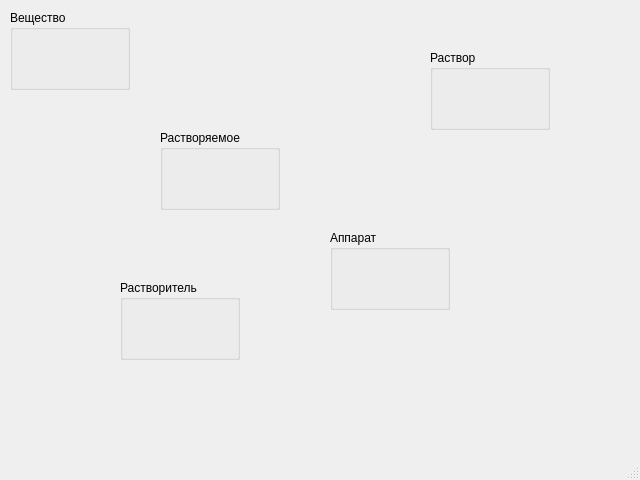
Before: the Qt Designer form gui.ui in b0g3r/os_prog, drawn with Qt 5.
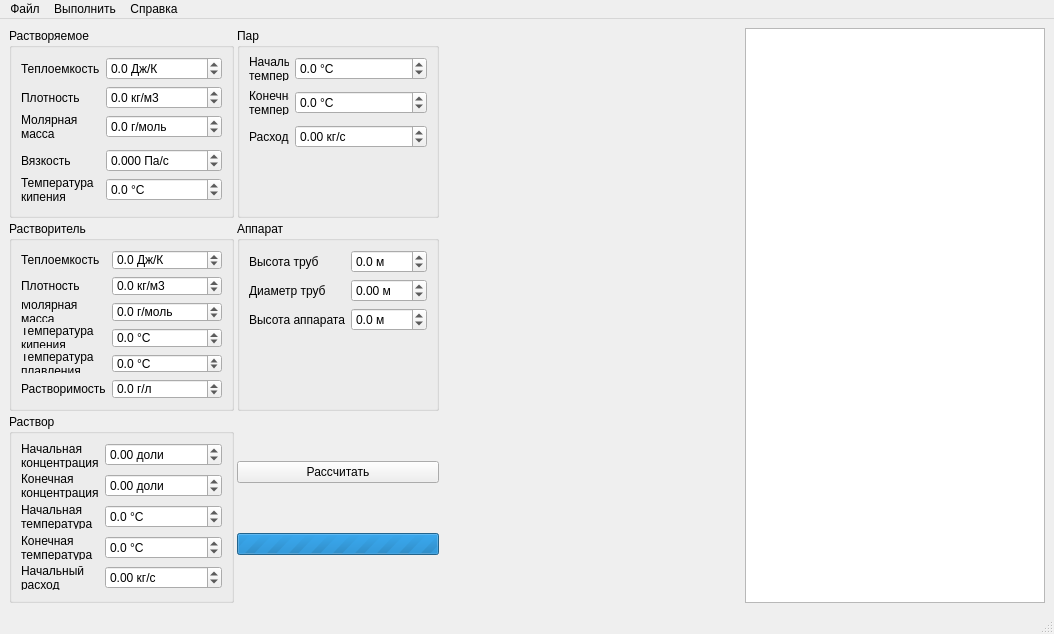
After: the same form once the commit is applied.

```diff
--- a/gui.ui
+++ b/gui.ui
@@ -6,89 +6,738 @@
    <rect>
     <x>0</x>
     <y>0</y>
-    <width>640</width>
-    <height>480</height>
+    <width>1047</width>
+    <height>595</height>
    </rect>
   </property>
   <property name="windowTitle">
    <string>MainWindow</string>
   </property>
   <widget class="QWidget" name="centralwidget">
-   <widget class="QGroupBox" name="groupBox">
-    <property name="geometry">
-     <rect>
-      <x>10</x>
-      <y>10</y>
-      <width>120</width>
-      <height>80</height>
-     </rect>
+   <layout class="QHBoxLayout" name="horizontalLayout" stretch="2,2,2">
+    <property name="spacing">
+     <number>3</number>
     </property>
-    <property name="title">
-     <string>Вещество</string>
-    </property>
-   </widget>
-   <widget class="QGroupBox" name="groupBox_2">
-    <property name="geometry">
-     <rect>
-      <x>160</x>
-      <y>130</y>
-      <width>120</width>
-      <height>80</height>
-     </rect>
-    </property>
-    <property name="title">
-     <string>Растворяемое</string>
-    </property>
-   </widget>
-   <widget class="QGroupBox" name="groupBox_3">
-    <property name="geometry">
-     <rect>
-      <x>120</x>
-      <y>280</y>
-      <width>120</width>
-      <height>80</height>
-     </rect>
-    </property>
-    <property name="title">
-     <string>Растворитель</string>
-    </property>
-   </widget>
-   <widget class="QGroupBox" name="groupBox_4">
-    <property name="geometry">
-     <rect>
-      <x>430</x>
-      <y>50</y>
-      <width>120</width>
-      <height>80</height>
-     </rect>
-    </property>
-    <property name="title">
-     <string>Раствор</string>
-    </property>
-   </widget>
-   <widget class="QGroupBox" name="groupBox_5">
-    <property name="geometry">
-     <rect>
-      <x>330</x>
-      <y>230</y>
-      <width>120</width>
-      <height>80</height>
-     </rect>
-    </property>
-    <property name="title">
-     <string>Аппарат</string>
-    </property>
-   </widget>
+    <item>
+     <layout class="QGridLayout" name="gridLayout">
+      <item row="1" column="0">
+       <widget class="QGroupBox" name="groupBox_solute">
+        <property name="title">
+         <string>Растворитель</string>
+        </property>
+        <layout class="QFormLayout" name="formLayout_2">
+         <item row="0" column="0">
+          <widget class="QLabel" name="label_6">
+           <property name="text">
+            <string>Теплоемкость</string>
+           </property>
+           <property name="wordWrap">
+            <bool>true</bool>
+           </property>
+          </widget>
+         </item>
+         <item row="0" column="1">
+          <widget class="QDoubleSpinBox" name="dsb_solute_capacity">
+           <property name="suffix">
+            <string> Дж/К</string>
+           </property>
+           <property name="decimals">
+            <number>1</number>
+           </property>
+           <property name="minimum">
+            <double>-1000.000000000000000</double>
+           </property>
+           <property name="maximum">
+            <double>10000.000000000000000</double>
+           </property>
+          </widget>
+         </item>
+         <item row="1" column="0">
+          <widget class="QLabel" name="label_7">
+           <property name="text">
+            <string>Плотность</string>
+           </property>
+           <property name="wordWrap">
+            <bool>true</bool>
+           </property>
+          </widget>
+         </item>
+         <item row="1" column="1">
+          <widget class="QDoubleSpinBox" name="dsb_solute_density">
+           <property name="suffix">
+            <string> кг/м3</string>
+           </property>
+           <property name="decimals">
+            <number>1</number>
+           </property>
+           <property name="minimum">
+            <double>-1000.000000000000000</double>
+           </property>
+           <property name="maximum">
+            <double>10000.000000000000000</double>
+           </property>
+          </widget>
+         </item>
+         <item row="2" column="0">
+          <widget class="QLabel" name="label_8">
+           <property name="text">
+            <string>Молярная масса</string>
+           </property>
+           <property name="wordWrap">
+            <bool>true</bool>
+           </property>
+          </widget>
+         </item>
+         <item row="2" column="1">
+          <widget class="QDoubleSpinBox" name="dsb_solute_molar_mass">
+           <property name="suffix">
+            <string> г/моль</string>
+           </property>
+           <property name="decimals">
+            <number>1</number>
+           </property>
+           <property name="minimum">
+            <double>-1000.000000000000000</double>
+           </property>
+           <property name="maximum">
+            <double>10000.000000000000000</double>
+           </property>
+           <property name="singleStep">
+            <double>0.100000000000000</double>
+           </property>
+          </widget>
+         </item>
+         <item row="3" column="0">
+          <widget class="QLabel" name="label_10">
+           <property name="text">
+            <string>Температура кипения</string>
+           </property>
+           <property name="wordWrap">
+            <bool>true</bool>
+           </property>
+          </widget>
+         </item>
+         <item row="3" column="1">
+          <widget class="QDoubleSpinBox" name="dsb_solute_boil_temp">
+           <property name="suffix">
+            <string> °C</string>
+           </property>
+           <property name="decimals">
+            <number>1</number>
+           </property>
+           <property name="minimum">
+            <double>-1000.000000000000000</double>
+           </property>
+           <property name="maximum">
+            <double>10000.000000000000000</double>
+           </property>
+          </widget>
+         </item>
+         <item row="4" column="0">
+          <widget class="QLabel" name="label_11">
+           <property name="text">
+            <string>Температура плавления</string>
+           </property>
+           <property name="wordWrap">
+            <bool>true</bool>
+           </property>
+          </widget>
+         </item>
+         <item row="4" column="1">
+          <widget class="QDoubleSpinBox" name="dsb_solute_melting_temp">
+           <property name="suffix">
+            <string> °C</string>
+           </property>
+           <property name="decimals">
+            <number>1</number>
+           </property>
+           <property name="minimum">
+            <double>-1000.000000000000000</double>
+           </property>
+           <property name="maximum">
+            <double>10000.000000000000000</double>
+           </property>
+          </widget>
+         </item>
+         <item row="5" column="0">
+          <widget class="QLabel" name="label_9">
+           <property name="text">
+            <string>Растворимость</string>
+           </property>
+           <property name="wordWrap">
+            <bool>true</bool>
+           </property>
+          </widget>
+         </item>
+         <item row="5" column="1">
+          <widget class="QDoubleSpinBox" name="dsb_solute_solubility">
+           <property name="suffix">
+            <string> г/л</string>
+           </property>
+           <property name="decimals">
+            <number>1</number>
+           </property>
+           <property name="minimum">
+            <double>-1000.000000000000000</double>
+           </property>
+           <property name="maximum">
+            <double>10000.000000000000000</double>
+           </property>
+          </widget>
+         </item>
+        </layout>
+       </widget>
+      </item>
+      <item row="0" column="0">
+       <widget class="QGroupBox" name="groupBox_solvent">
+        <property name="title">
+         <string>Растворяемое</string>
+        </property>
+        <layout class="QFormLayout" name="formLayout">
+         <item row="0" column="0">
+          <widget class="QLabel" name="label">
+           <property name="text">
+            <string>Теплоемкость</string>
+           </property>
+           <property name="wordWrap">
+            <bool>true</bool>
+           </property>
+          </widget>
+         </item>
+         <item row="0" column="1">
+          <widget class="QDoubleSpinBox" name="dsb_solvent_capacity">
+           <property name="suffix">
+            <string> Дж/К</string>
+           </property>
+           <property name="decimals">
+            <number>1</number>
+           </property>
+           <property name="minimum">
+            <double>-1000.000000000000000</double>
+           </property>
+           <property name="maximum">
+            <double>10000.000000000000000</double>
+           </property>
+          </widget>
+         </item>
+         <item row="1" column="0">
+          <widget class="QLabel" name="label_2">
+           <property name="text">
+            <string>Плотность</string>
+           </property>
+           <property name="wordWrap">
+            <bool>true</bool>
+           </property>
+          </widget>
+         </item>
+         <item row="1" column="1">
+          <widget class="QDoubleSpinBox" name="dsb_solvent_density">
+           <property name="suffix">
+            <string> кг/м3</string>
+           </property>
+           <property name="decimals">
+            <number>1</number>
+           </property>
+           <property name="minimum">
+            <double>-1000.000000000000000</double>
+           </property>
+           <property name="maximum">
+            <double>10000.000000000000000</double>
+           </property>
+          </widget>
+         </item>
+         <item row="2" column="0">
+          <widget class="QLabel" name="label_3">
+           <property name="text">
+            <string>Молярная масса</string>
+           </property>
+           <property name="wordWrap">
+            <bool>true</bool>
+           </property>
+          </widget>
+         </item>
+         <item row="2" column="1">
+          <widget class="QDoubleSpinBox" name="dsb_solvent_molar_mass">
+           <property name="suffix">
+            <string> г/моль</string>
+           </property>
+           <property name="decimals">
+            <number>1</number>
+           </property>
+           <property name="minimum">
+            <double>-1000.000000000000000</double>
+           </property>
+           <property name="maximum">
+            <double>10000.000000000000000</double>
+           </property>
+          </widget>
+         </item>
+         <item row="3" column="0">
+          <widget class="QLabel" name="label_5">
+           <property name="text">
+            <string>Вязкость</string>
+           </property>
+           <property name="wordWrap">
+            <bool>true</bool>
+           </property>
+          </widget>
+         </item>
+         <item row="3" column="1">
+          <widget class="QDoubleSpinBox" name="dsb_solvent_tough">
+           <property name="suffix">
+            <string> Па/c</string>
+           </property>
+           <property name="decimals">
+            <number>3</number>
+           </property>
+           <property name="minimum">
+            <double>-1000.000000000000000</double>
+           </property>
+           <property name="maximum">
+            <double>10000.000000000000000</double>
+           </property>
+           <property name="singleStep">
+            <double>0.100000000000000</double>
+           </property>
+          </widget>
+         </item>
+         <item row="4" column="0">
+          <widget class="QLabel" name="label_4">
+           <property name="text">
+            <string>Температура кипения</string>
+           </property>
+           <property name="wordWrap">
+            <bool>true</bool>
+           </property>
+          </widget>
+         </item>
+         <item row="4" column="1">
+          <widget class="QDoubleSpinBox" name="dsb_solvent_boil_temp">
+           <property name="suffix">
+            <string> °C</string>
+           </property>
+           <property name="decimals">
+            <number>1</number>
+           </property>
+           <property name="minimum">
+            <double>-1000.000000000000000</double>
+           </property>
+           <property name="maximum">
+            <double>10000.000000000000000</double>
+           </property>
+          </widget>
+         </item>
+        </layout>
+       </widget>
+      </item>
+      <item row="1" column="1">
+       <widget class="QGroupBox" name="groupBox_machine">
+        <property name="title">
+         <string>Аппарат</string>
+        </property>
+        <layout class="QFormLayout" name="formLayout_6">
+         <item row="0" column="0">
+          <widget class="QLabel" name="label_21">
+           <property name="text">
+            <string>Высота труб</string>
+           </property>
+           <property name="wordWrap">
+            <bool>true</bool>
+           </property>
+          </widget>
+         </item>
+         <item row="0" column="1">
+          <widget class="QDoubleSpinBox" name="dsb_machine_pipe_height">
+           <property name="suffix">
+            <string> м</string>
+           </property>
+           <property name="decimals">
+            <number>1</number>
+           </property>
+           <property name="minimum">
+            <double>-1000.000000000000000</double>
+           </property>
+           <property name="maximum">
+            <double>10000.000000000000000</double>
+           </property>
+          </widget>
+         </item>
+         <item row="1" column="0">
+          <widget class="QLabel" name="label_23">
+           <property name="text">
+            <string>Диаметр труб</string>
+           </property>
+           <property name="wordWrap">
+            <bool>true</bool>
+           </property>
+          </widget>
+         </item>
+         <item row="1" column="1">
+          <widget class="QDoubleSpinBox" name="dsb_machine_pipe_diameter">
+           <property name="suffix">
+            <string> м</string>
+           </property>
+           <property name="minimum">
+            <double>-1000.000000000000000</double>
+           </property>
+           <property name="maximum">
+            <double>10000.000000000000000</double>
+           </property>
+           <property name="singleStep">
+            <double>0.010000000000000</double>
+           </property>
+          </widget>
+         </item>
+         <item row="2" column="0">
+          <widget class="QLabel" name="label_22">
+           <property name="text">
+            <string>Высота аппарата</string>
+           </property>
+           <property name="wordWrap">
+            <bool>true</bool>
+           </property>
+          </widget>
+         </item>
+         <item row="2" column="1">
+          <widget class="QDoubleSpinBox" name="dsb_machine_height">
+           <property name="suffix">
+            <string> м</string>
+           </property>
+           <property name="decimals">
+            <number>1</number>
+           </property>
+           <property name="minimum">
+            <double>-1000.000000000000000</double>
+           </property>
+           <property name="maximum">
+            <double>10000.000000000000000</double>
+           </property>
+          </widget>
+         </item>
+        </layout>
+       </widget>
+      </item>
+      <item row="0" column="1">
+       <widget class="QGroupBox" name="groupBox_steam">
+        <property name="title">
+         <string>Пар</string>
+        </property>
+        <layout class="QFormLayout" name="formLayout_4">
+         <item row="0" column="0">
+          <widget class="QLabel" name="label_17">
+           <property name="text">
+            <string>Начальная температура</string>
+           </property>
+           <property name="wordWrap">
+            <bool>true</bool>
+           </property>
+          </widget>
+         </item>
+         <item row="0" column="1">
+          <widget class="QDoubleSpinBox" name="dsb_steam_start_temp">
+           <property name="suffix">
+            <string> °C</string>
+           </property>
+           <property name="decimals">
+            <number>1</number>
+           </property>
+           <property name="minimum">
+            <double>-1000.000000000000000</double>
+           </property>
+           <property name="maximum">
+            <double>10000.000000000000000</double>
+           </property>
+          </widget>
+         </item>
+         <item row="1" column="0">
+          <widget class="QLabel" name="label_19">
+           <property name="text">
+            <string>Конечная температура</string>
+           </property>
+           <property name="wordWrap">
+            <bool>true</bool>
+           </property>
+          </widget>
+         </item>
+         <item row="2" column="0">
+          <widget class="QLabel" name="label_20">
+           <property name="text">
+            <string>Расход</string>
+           </property>
+           <property name="wordWrap">
+            <bool>true</bool>
+           </property>
+          </widget>
+         </item>
+         <item row="1" column="1">
+          <widget class="QDoubleSpinBox" name="dsb_steam_final_temp">
+           <property name="suffix">
+            <string> °C</string>
+           </property>
+           <property name="decimals">
+            <number>1</number>
+           </property>
+           <property name="minimum">
+            <double>-1000.000000000000000</double>
+           </property>
+           <property name="maximum">
+            <double>10000.000000000000000</double>
+           </property>
+          </widget>
+         </item>
+         <item row="2" column="1">
+          <widget class="QDoubleSpinBox" name="dsb_steam_consumption">
+           <property name="suffix">
+            <string> кг/с</string>
+           </property>
+           <property name="minimum">
+            <double>-1000.000000000000000</double>
+           </property>
+           <property name="maximum">
+            <double>10000.000000000000000</double>
+           </property>
+           <property name="singleStep">
+            <double>0.010000000000000</double>
+           </property>
+          </widget>
+         </item>
+        </layout>
+       </widget>
+      </item>
+      <item row="2" column="0">
+       <widget class="QGroupBox" name="groupBox_solution">
+        <property name="title">
+         <string>Раствор</string>
+        </property>
+        <layout class="QFormLayout" name="formLayout_3">
+         <item row="0" column="0">
+          <widget class="QLabel" name="label_12">
+           <property name="text">
+            <string>Начальная концентрация</string>
+           </property>
+           <property name="wordWrap">
+            <bool>true</bool>
+           </property>
+          </widget>
+         </item>
+         <item row="1" column="0">
+          <widget class="QLabel" name="label_13">
+           <property name="text">
+            <string>Конечная концентрация</string>
+           </property>
+           <property name="wordWrap">
+            <bool>true</bool>
+           </property>
+          </widget>
+         </item>
+         <item row="2" column="0">
+          <widget class="QLabel" name="label_14">
+           <property name="text">
+            <string>Начальная температура</string>
+           </property>
+           <property name="wordWrap">
+            <bool>true</bool>
+           </property>
+          </widget>
+         </item>
+         <item row="3" column="0">
+          <widget class="QLabel" name="label_15">
+           <property name="text">
+            <string>Конечная температура</string>
+           </property>
+           <property name="wordWrap">
+            <bool>true</bool>
+           </property>
+          </widget>
+         </item>
+         <item row="4" column="0">
+          <widget class="QLabel" name="label_16">
+           <property name="text">
+            <string>Начальный расход</string>
+           </property>
+           <property name="wordWrap">
+            <bool>true</bool>
+           </property>
+          </widget>
+         </item>
+         <item row="0" column="1">
+          <widget class="QDoubleSpinBox" name="dsb_solution_start_conc">
+           <property name="suffix">
+            <string> доли</string>
+           </property>
+           <property name="minimum">
+            <double>-1000.000000000000000</double>
+           </property>
+           <property name="maximum">
+            <double>10000.000000000000000</double>
+           </property>
+           <property name="singleStep">
+            <double>0.100000000000000</double>
+           </property>
+          </widget>
+         </item>
+         <item row="1" column="1">
+          <widget class="QDoubleSpinBox" name="dsb_solution_final_conc">
+           <property name="suffix">
+            <string> доли</string>
+           </property>
+           <property name="minimum">
+            <double>-1000.000000000000000</double>
+           </property>
+           <property name="maximum">
+            <double>10000.000000000000000</double>
+           </property>
+           <property name="singleStep">
+            <double>0.100000000000000</double>
+           </property>
+          </widget>
+         </item>
+         <item row="2" column="1">
+          <widget class="QDoubleSpinBox" name="dsb_solution_start_temp">
+           <property name="suffix">
+            <string> °C</string>
+           </property>
+           <property name="decimals">
+            <number>1</number>
+           </property>
+           <property name="minimum">
+            <double>-1000.000000000000000</double>
+           </property>
+           <property name="maximum">
+            <double>10000.000000000000000</double>
+           </property>
+          </widget>
+         </item>
+         <item row="3" column="1">
+          <widget class="QDoubleSpinBox" name="dsb_solution_final_temp">
+           <property name="suffix">
+            <string> °C</string>
+           </property>
+           <property name="decimals">
+            <number>1</number>
+           </property>
+           <property name="minimum">
+            <double>-1000.000000000000000</double>
+           </property>
+           <property name="maximum">
+            <double>10000.000000000000000</double>
+           </property>
+          </widget>
+         </item>
+         <item row="4" column="1">
+          <widget class="QDoubleSpinBox" name="dsb_solution_start_consumption">
+           <property name="suffix">
+            <string> кг/c</string>
+           </property>
+           <property name="minimum">
+            <double>-1000.000000000000000</double>
+           </property>
+           <property name="maximum">
+            <double>10000.000000000000000</double>
+           </property>
+           <property name="singleStep">
+            <double>0.100000000000000</double>
+           </property>
+          </widget>
+         </item>
+        </layout>
+       </widget>
+      </item>
+      <item row="2" column="1">
+       <layout class="QVBoxLayout" name="verticalLayout_2">
+        <item>
+         <widget class="QPushButton" name="pushButton_calculate">
+          <property name="text">
+           <string>Рассчитать</string>
+          </property>
+         </widget>
+        </item>
+        <item>
+         <widget class="QProgressBar" name="progressBar">
+          <property name="enabled">
+           <bool>true</bool>
+          </property>
+          <property name="sizePolicy">
+           <sizepolicy hsizetype="Minimum" vsizetype="Fixed">
+            <horstretch>0</horstretch>
+            <verstretch>0</verstretch>
+           </sizepolicy>
+          </property>
+          <property name="minimum">
+           <number>0</number>
+          </property>
+          <property name="maximum">
+           <number>0</number>
+          </property>
+          <property name="value">
+           <number>0</number>
+          </property>
+          <property name="textVisible">
+           <bool>false</bool>
+          </property>
+         </widget>
+        </item>
+       </layout>
+      </item>
+     </layout>
+    </item>
+    <item>
+     <widget class="QLabel" name="imageLabel">
+      <property name="minimumSize">
+       <size>
+        <width>300</width>
+        <height>0</height>
+       </size>
+      </property>
+      <property name="text">
+       <string/>
+      </property>
+     </widget>
+    </item>
+    <item>
+     <widget class="QGraphicsView" name="graphicsView">
+      <property name="minimumSize">
+       <size>
+        <width>300</width>
+        <height>0</height>
+       </size>
+      </property>
+     </widget>
+    </item>
+   </layout>
   </widget>
   <widget class="QMenuBar" name="menubar">
    <property name="geometry">
     <rect>
      <x>0</x>
      <y>0</y>
-     <width>640</width>
+     <width>1047</width>
      <height>21</height>
     </rect>
    </property>
+   <widget class="QMenu" name="menu">
+    <property name="title">
+     <string>Файл</string>
+    </property>
+    <addaction name="action_load"/>
+    <addaction name="action_save"/>
+   </widget>
+   <widget class="QMenu" name="menu_2">
+    <property name="title">
+     <string>Выполнить</string>
+    </property>
+    <addaction name="action_calculate"/>
+   </widget>
+   <widget class="QMenu" name="menu_3">
+    <property name="title">
+     <string>Справка</string>
+    </property>
+    <addaction name="action_about"/>
+    <addaction name="action_help"/>
+   </widget>
+   <addaction name="menu"/>
+   <addaction name="menu_2"/>
+   <addaction name="menu_3"/>
   </widget>
   <widget class="QStatusBar" name="statusbar"/>
  </widget>
```
Left out of the diff: 25 changed lines with no effect on the pictures.
